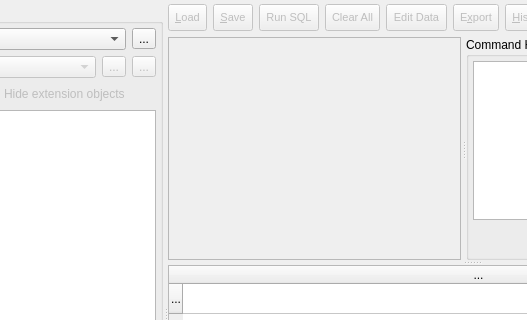
Before: the Qt Designer form libpgmodeler_ui/ui/sqltoolwidget.ui in pgmodeler/pgmodeler, drawn with Qt 5; both pictures show x 204 to 731 and y 0 to 320 of the 983 by 631 pixel window.
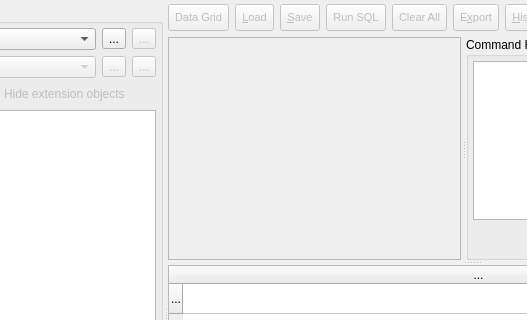
After: the same form once the commit is applied. Icons and pictures are not drawn.

Commit message:
Minor fix on SQLToolWidget to disable controls in some situations.
Several icon changes.

DataManipulationForm implementation checkpoint

```diff
--- a/libpgmodeler_ui/ui/sqltoolwidget.ui
+++ b/libpgmodeler_ui/ui/sqltoolwidget.ui
@@ -98,6 +98,29 @@
            </property>
           </widget>
          </item>
+         <item>
+          <widget class="QToolButton" name="disconnect_tb">
+           <property name="enabled">
+            <bool>false</bool>
+           </property>
+           <property name="toolTip">
+            <string>Disconnect from server</string>
+           </property>
+           <property name="text">
+            <string>...</string>
+           </property>
+           <property name="icon">
+            <iconset resource="../res/resources.qrc">
+             <normaloff>:/icones/icones/disconnect.png</normaloff>:/icones/icones/disconnect.png</iconset>
+           </property>
+           <property name="iconSize">
+            <size>
+             <width>22</width>
+             <height>22</height>
+            </size>
+           </property>
+          </widget>
+         </item>
         </layout>
        </item>
        <item>
@@ -455,6 +478,43 @@
        <layout class="QVBoxLayout" name="verticalLayout_3">
         <item>
          <layout class="QHBoxLayout" name="horizontalLayout">
+          <item>
+           <widget class="QToolButton" name="data_grid_tb">
+            <property name="enabled">
+             <bool>false</bool>
+            </property>
+            <property name="minimumSize">
+             <size>
+              <width>0</width>
+              <height>27</height>
+             </size>
+            </property>
+            <property name="font">
+             <font>
+              <pointsize>8</pointsize>
+             </font>
+            </property>
+            <property name="toolTip">
+             <string>Open the grid to visualize / edit data</string>
+            </property>
+            <property name="text">
+             <string>Data Grid</string>
+            </property>
+            <property name="icon">
+             <iconset resource="../res/resources.qrc">
+              <normaloff>:/icones/icones/result.png</normaloff>:/icones/icones/result.png</iconset>
+            </property>
+            <property name="iconSize">
+             <size>
+              <width>20</width>
+              <height>20</height>
+             </size>
+            </property>
+            <property name="toolButtonStyle">
+             <enum>Qt::ToolButtonTextBesideIcon</enum>
+            </property>
+           </widget>
+          </item>
           <item>
            <widget class="QToolButton" name="load_tb">
             <property name="enabled">
@@ -633,43 +693,6 @@
             </property>
            </widget>
           </item>
-          <item>
-           <widget class="QToolButton" name="edit_btn">
-            <property name="enabled">
-             <bool>false</bool>
-            </property>
-            <property name="minimumSize">
-             <size>
-              <width>0</width>
-              <height>27</height>
-             </size>
-            </property>
-            <property name="font">
-             <font>
-              <pointsize>8</pointsize>
-             </font>
-            </property>
-            <property name="toolTip">
-             <string>Open the table data editing dialog</string>
-            </property>
-            <property name="text">
-             <string>Edit Data</string>
-            </property>
-            <property name="icon">
-             <iconset resource="../res/resources.qrc">
-              <normaloff>:/icones/icones/editar.png</normaloff>:/icones/icones/editar.png</iconset>
-            </property>
-            <property name="iconSize">
-             <size>
-              <width>20</width>
-              <height>20</height>
-             </size>
-            </property>
-            <property name="toolButtonStyle">
-             <enum>Qt::ToolButtonTextBesideIcon</enum>
-            </property>
-           </widget>
-          </item>
           <item>
            <widget class="QToolButton" name="export_tb">
             <property name="enabled">
```
Left out of the diff: 5 changed lines with no effect on the pictures. The commit also changes 11 other files.
